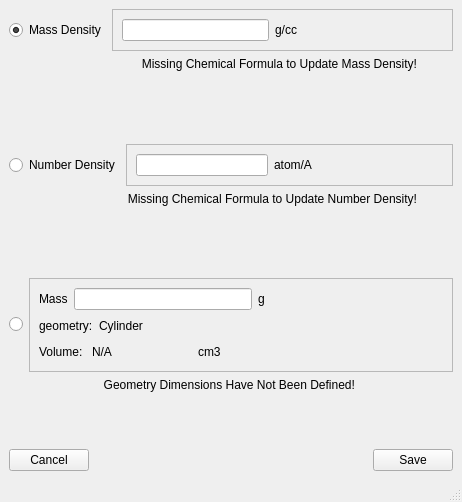
This is addie/ui/mass_density.ui in neutrons/addie as Qt 5 draws it before an edit. The edited form follows.
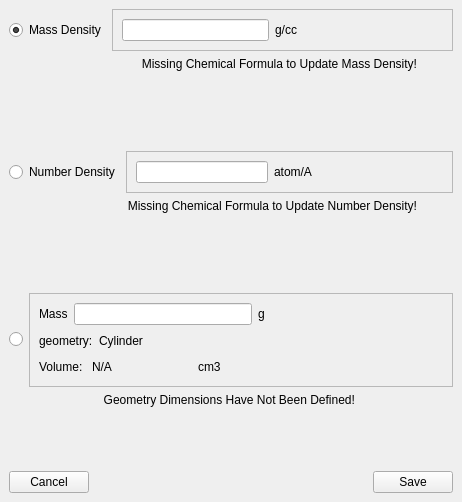
This is the edited form.

Commit message: remove status bar

Patch:
```diff
--- a/addie/ui/mass_density.ui
+++ b/addie/ui/mass_density.ui
@@ -434,7 +434,6 @@
     </rect>
    </property>
   </widget>
-  <widget class="QStatusBar" name="statusbar"/>
  </widget>
  <tabstops>
   <tabstop>mass_density_radio_button</tabstop>
```
The commit also changes 19 other files.
